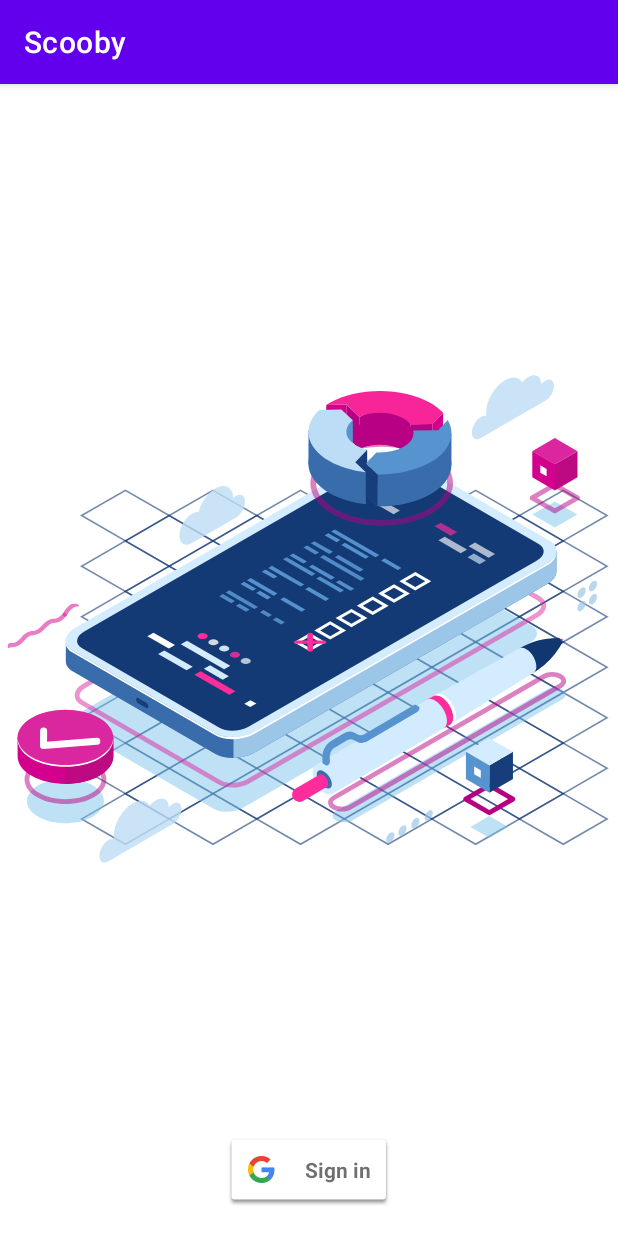
After one commit to ShreyParikh1002/Scooby, an Android app: the Splash_activity screen opened directly, with no data from a screen before it, on a phone screen of 412 x 824 dp. The commit adds this screen. Run offline under Robolectric (Android 15) with nearby library versions, the phone set to English and light mode, and no system bars.

Commit message:
splash screen

```diff
--- /dev/null
+++ b/app/src/main/java/com/example/scooby/Splash_activity.java
@@ -0,0 +1,26 @@
+package com.example.scooby;
+
+import androidx.appcompat.app.AppCompatActivity;
+
+import android.content.Intent;
+import android.os.Bundle;
+import android.os.Handler;
+
+public class Splash_activity extends AppCompatActivity {
+
+    @Override
+    protected void onCreate(Bundle savedInstanceState) {
+        super.onCreate(savedInstanceState);
+        setContentView(R.layout.activity_splash);
+
+        new Handler().postDelayed(new Runnable() {
+            @Override
+            public void run() {
+                Intent ihome=new Intent(Splash_activity.this,MainActivity.class);
+                startActivity(ihome);
+                finish();
+            }
+        },4000);
+
+    }
+}
--- a/app/src/main/res/layout/splash_screen.xml
+++ b/app/src/main/res/layout/activity_splash.xml
@@ -2,6 +2,7 @@
 <androidx.appcompat.widget.LinearLayoutCompat xmlns:android="http://schemas.android.com/apk/res/android"
     android:layout_width="match_parent"
     android:layout_height="match_parent"
+    android:orientation="vertical"
     xmlns:app="http://schemas.android.com/apk/res-auto">
     <com.airbnb.lottie.LottieAnimationView
         android:id="@+id/animationView"
@@ -11,4 +12,15 @@
         app:lottie_rawRes="@raw/animation1"
         app:lottie_autoPlay="true"
         app:lottie_loop="true"/>
+    <com.google.android.gms.common.SignInButton
+        android:layout_width="wrap_content"
+        android:layout_gravity="center"
+        android:layout_marginBottom="20dp"
+        android:layout_height="wrap_content"/>
+<!--    <Button-->
+<!--        android:id="@+id/login"-->
+<!--        android:layout_width="wrap_content"-->
+<!--        android:layout_height="wrap_content"-->
+<!--        android:layout_gravity="center"-->
+<!--        android:text="login"/>-->
 </androidx.appcompat.widget.LinearLayoutCompat>
```
Also changed, not shown: app/build.gradle (+6 -1 lines), app/src/main/AndroidManifest.xml (+23 -11 lines), app/src/main/res/layout/activity_main.xml (+41 -19 lines).
